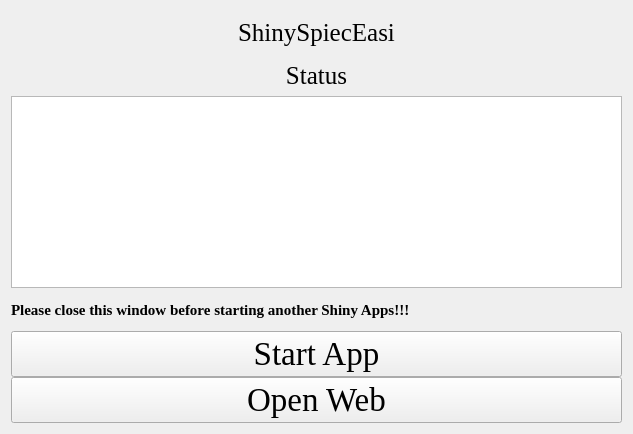
Qt form ShinySpiecEasi.ui (hzaurzli/MicroWorldOmics) before a commit.
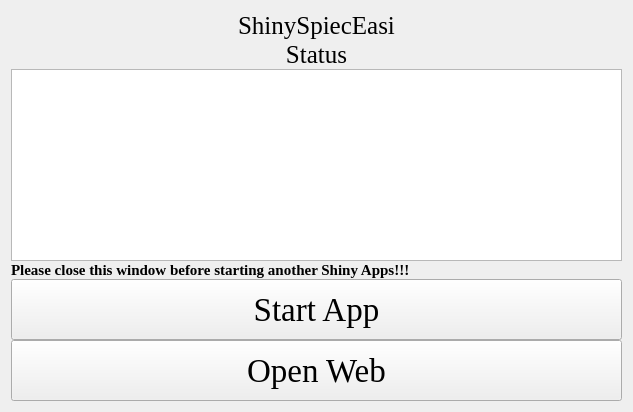
The same form after that commit. Icons and pictures are not drawn.

```diff
--- a/ShinySpiecEasi.ui
+++ b/ShinySpiecEasi.ui
@@ -7,7 +7,7 @@
     <x>0</x>
     <y>0</y>
     <width>633</width>
-    <height>434</height>
+    <height>412</height>
    </rect>
   </property>
   <property name="windowTitle">
@@ -27,6 +27,12 @@
      </property>
      <item row="0" column="0" colspan="3">
       <widget class="QLabel" name="label">
+       <property name="sizePolicy">
+        <sizepolicy hsizetype="Preferred" vsizetype="Fixed">
+         <horstretch>0</horstretch>
+         <verstretch>0</verstretch>
+        </sizepolicy>
+       </property>
        <property name="font">
         <font>
          <family>Times New Roman</family>
@@ -43,6 +49,12 @@
      </item>
      <item row="3" column="0" colspan="3">
       <widget class="QLabel" name="label_4">
+       <property name="sizePolicy">
+        <sizepolicy hsizetype="Preferred" vsizetype="Fixed">
+         <horstretch>0</horstretch>
+         <verstretch>0</verstretch>
+        </sizepolicy>
+       </property>
        <property name="font">
         <font>
          <family>Times New Roman</family>
@@ -66,6 +78,12 @@
      </item>
      <item row="7" column="0" colspan="3">
       <widget class="QLabel" name="label_3">
+       <property name="sizePolicy">
+        <sizepolicy hsizetype="Preferred" vsizetype="Fixed">
+         <horstretch>0</horstretch>
+         <verstretch>0</verstretch>
+        </sizepolicy>
+       </property>
        <property name="font">
         <font>
          <family>Times New Roman</family>
@@ -81,6 +99,12 @@
      </item>
      <item row="8" column="0" colspan="3">
       <widget class="QPushButton" name="pushButton">
+       <property name="sizePolicy">
+        <sizepolicy hsizetype="Preferred" vsizetype="Preferred">
+         <horstretch>0</horstretch>
+         <verstretch>0</verstretch>
+        </sizepolicy>
+       </property>
        <property name="font">
         <font>
          <family>Times New Roman</family>
@@ -94,6 +118,12 @@
      </item>
      <item row="9" column="0" colspan="3">
       <widget class="QPushButton" name="pushButton_2">
+       <property name="sizePolicy">
+        <sizepolicy hsizetype="Preferred" vsizetype="Preferred">
+         <horstretch>0</horstretch>
+         <verstretch>0</verstretch>
+        </sizepolicy>
+       </property>
        <property name="font">
         <font>
          <family>Times New Roman</family>
```
